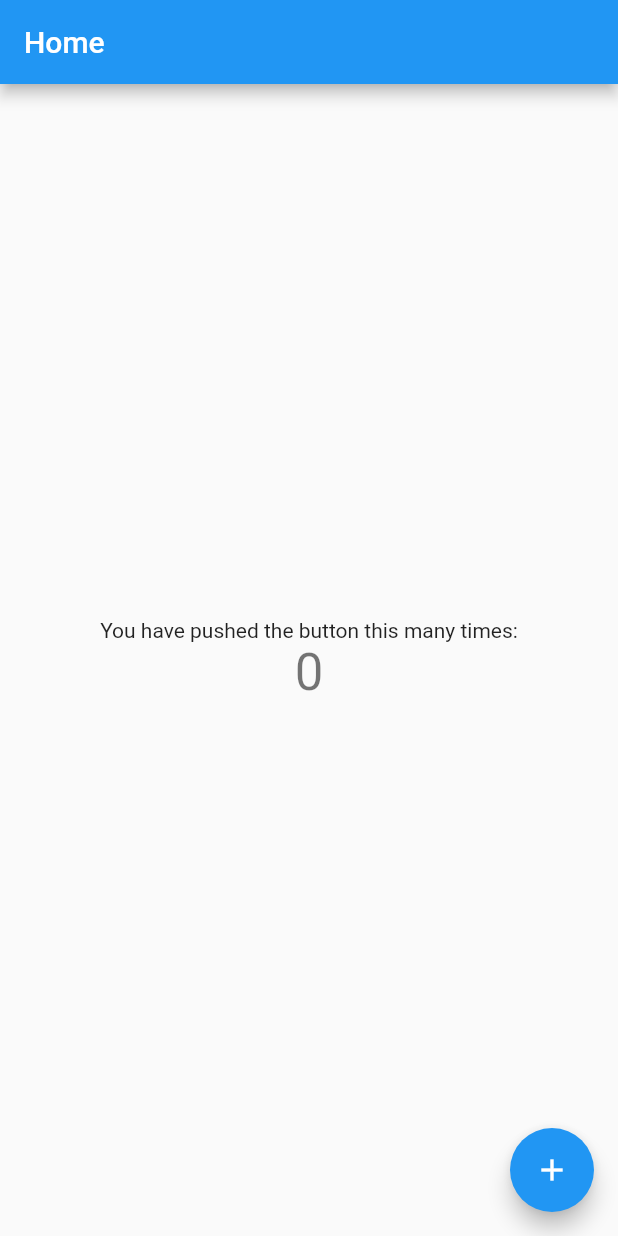
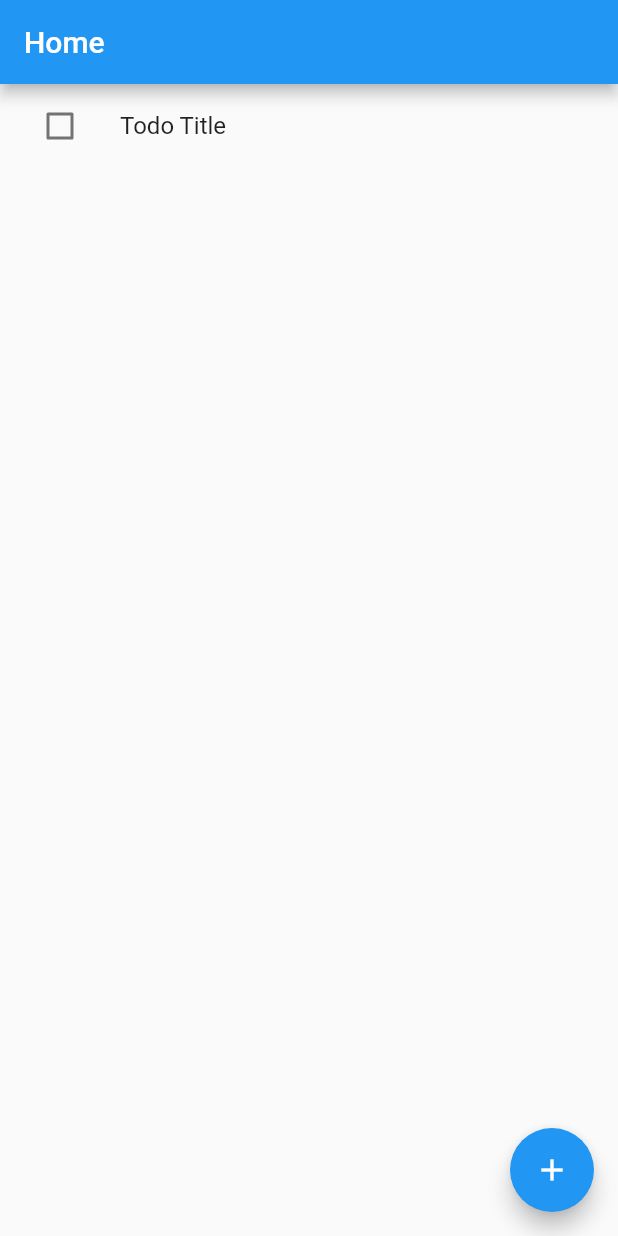
Before and after one commit to syetalabs/flutter_riverpod_hooks_architecture, a Flutter app: the screen it shows after launch, on a phone screen of 412 x 824 dp. Run offline on Flutter 3.47's test engine with Material 2 defaults, Android fonts, the phone set to English and light mode, and no system bars; our stand-ins replace flutter_hooks, flutter_riverpod, hooks_riverpod.

Commit message:
todo item in the home screen

```diff
--- a/lib/UI/screens/home_scree.dart
+++ b/lib/UI/screens/home_screen.dart
@@ -15,15 +15,17 @@ class MyHomePage extends HookWidget {
       ),
       body: Center(
         child: Column(
-          mainAxisAlignment: MainAxisAlignment.center,
+          mainAxisAlignment: MainAxisAlignment.start,
           children: <Widget>[
-            Text(
-              'You have pushed the button this many times:',
-            ),
-            Text(
-              '${_counter.state}',
-              style: Theme.of(context).textTheme.headline4,
-            ),
+            ListTile(
+              leading: Checkbox(
+                value: false,
+                onChanged: (value) {
+                  _counter.state++;
+                },
+              ),
+              title: Text('Todo Title'),
+            )
           ],
         ),
       ),
--- a/lib/main.dart
+++ b/lib/main.dart
@@ -2,7 +2,7 @@ import 'package:flutter/material.dart';
 
 import 'package:hooks_riverpod/hooks_riverpod.dart';
 
-import 'UI/screens/home_scree.dart';
+import 'UI/screens/home_screen.dart';
 
 void main() {
   runApp(ProviderScope(child: MyApp()));
--- a/lib/models/ todo.dart
+++ b/lib/models/ todo.dart
@@ -1,4 +1,5 @@
 class ToDo {
   final String description;
-  ToDo({this.description});
+  bool done;
+  ToDo({this.description, this.done = false});
 }
```
